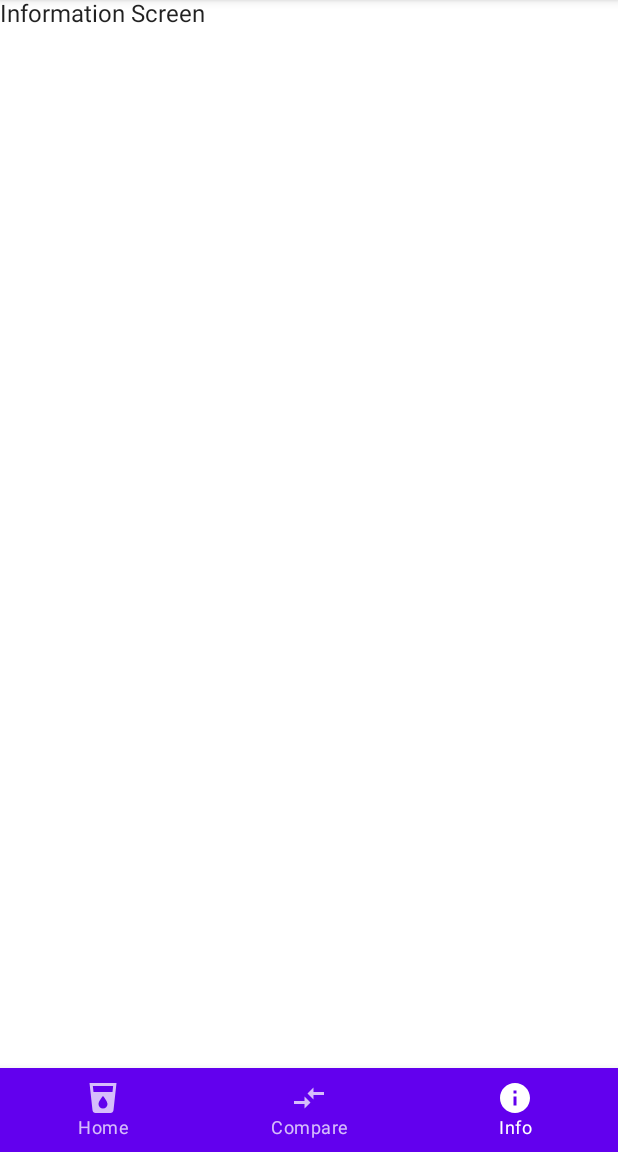
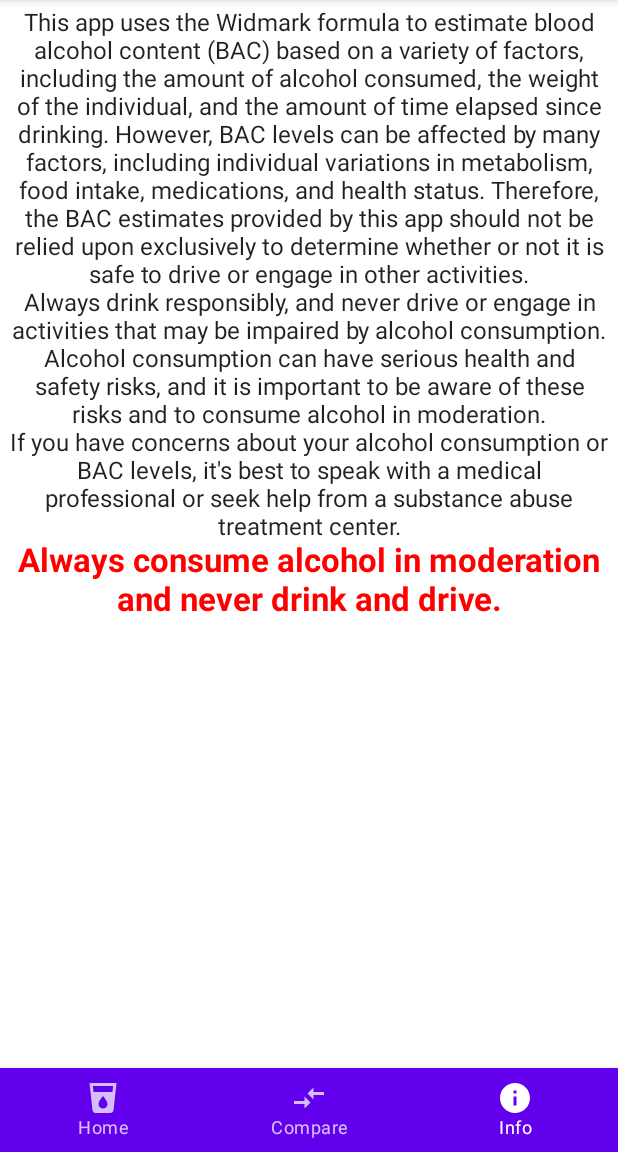
Before and after one commit to PortalFanCode/Alcometer-Application, an Android app built with Jetpack Compose: the screen it shows after launch (MainActivity), item 3 of the bottom bar chosen, on a phone screen of 412 x 824 dp, the part 84-1236 px from its top. Run offline under Robolectric (Android 15) with nearby library versions, the phone set to English and light mode, and no system bars.

Commit message:
Moved screens to different files and modified InfoScreen

```diff
--- /dev/null
+++ b/app/src/main/java/com/example/alcometer/CompareScreen.kt
@@ -0,0 +1,9 @@
+package com.example.alcometer
+
+import androidx.compose.material.Text
+import androidx.compose.runtime.Composable
+
+@Composable
+fun CompareScreen() {
+    Text(text = "Compare")
+}
--- /dev/null
+++ b/app/src/main/java/com/example/alcometer/HomeScreen.kt
@@ -0,0 +1,9 @@
+package com.example.alcometer
+
+import androidx.compose.material.Text
+import androidx.compose.runtime.Composable
+
+@Composable
+fun HomeScreen() {
+    Text(text = "Home")
+}
--- /dev/null
+++ b/app/src/main/java/com/example/alcometer/InfoScreen.kt
@@ -0,0 +1,31 @@
+package com.example.alcometer
+
+import androidx.compose.foundation.layout.Column
+import androidx.compose.foundation.layout.padding
+import androidx.compose.material.MaterialTheme
+import androidx.compose.material.Text
+import androidx.compose.runtime.Composable
+import androidx.compose.ui.Modifier
+import androidx.compose.ui.graphics.Color
+import androidx.compose.ui.res.stringResource
+import androidx.compose.ui.text.font.FontWeight
+import androidx.compose.ui.text.style.TextAlign
+import androidx.compose.ui.unit.dp
+import androidx.compose.ui.unit.sp
+
+@Composable
+fun InfoScreen() {
+    Column(modifier = Modifier.padding(6.dp)) {
+        Text(
+            text = stringResource(R.string.informationDisclaimer),
+            textAlign = TextAlign.Center
+        )
+        Text(
+            text = stringResource(R.string.informationAlcoholDisclaimer),
+            textAlign = TextAlign.Center,
+            fontWeight = FontWeight.Bold,
+            fontSize = 22.sp,
+            color = Color.Red
+        )
+    }
+}
--- a/app/src/main/java/com/example/alcometer/MainActivity.kt
+++ b/app/src/main/java/com/example/alcometer/MainActivity.kt
@@ -64,7 +64,7 @@ fun MyNavController(navController: NavHostController) {
 @Composable
 fun MyApp() {
     val navController = rememberNavController()
-    Scaffold(topBar = { TopAppBar { Text(text = "Alcometer") } },
+    Scaffold(topBar = { TopAppBar (backgroundColor = MaterialTheme.colors.primary) { Text(text = "Alcometer") } },
         content = { MyNavController(navController = navController) },
         bottomBar = { MyBottomNavigation(navController) })
 }
@@ -77,7 +77,7 @@ fun MyBottomNavigation(navController: NavController) {
         TabItem("Compare", Icons.Filled.CompareArrows, "Arrows facing each other icon", "Compare"),
         TabItem("Info", Icons.Filled.Info, "Icon with the letter I for Information", "Info")
     )
-    BottomNavigation {
+    BottomNavigation (backgroundColor = MaterialTheme.colors.primary) {
         items.forEachIndexed { index, item ->
             BottomNavigationItem(selected = selectedItem == index,
                 onClick = {
@@ -90,20 +90,6 @@ fun MyBottomNavigation(navController: NavController) {
     }
 }
 
-@Composable
-fun HomeScreen() {
-    Text(text = "Home")
-}
-
-@Composable
-fun CompareScreen() {
-    Text(text = "Compare")
-}
-
-@Composable
-fun InfoScreen() {
-    Text(text = "Information Screen")
-}
 
 @Preview(showBackground = true)
 @Composable
--- a/app/src/main/java/com/example/alcometer/ui/theme/Theme.kt
+++ b/app/src/main/java/com/example/alcometer/ui/theme/Theme.kt
@@ -7,7 +7,7 @@ import androidx.compose.material.lightColors
 import androidx.compose.runtime.Composable
 
 private val DarkColorPalette = darkColors(
-    primary = Purple500,
+    primary = Purple200,
     primaryVariant = Purple700,
     secondary = Teal200
 )
--- a/app/src/main/res/values/strings.xml
+++ b/app/src/main/res/values/strings.xml
@@ -1,3 +1,5 @@
 <resources>
     <string name="app_name">Alcometer</string>
+    <string name="informationDisclaimer">This app uses the Widmark formula to estimate blood alcohol content (BAC) based on a variety of factors, including the amount of alcohol consumed, the weight of the individual, and the amount of time elapsed since drinking. However, BAC levels can be affected by many factors, including individual variations in metabolism, food intake, medications, and health status. Therefore, the BAC estimates provided by this app should not be relied upon exclusively to determine whether or not it is safe to drive or engage in other activities.\nAlways drink responsibly, and never drive or engage in activities that may be impaired by alcohol consumption. Alcohol consumption can have serious health and safety risks, and it is important to be aware of these risks and to consume alcohol in moderation.\nIf you have concerns about your alcohol consumption or BAC levels, it\'s best to speak with a medical professional or seek help from a substance abuse treatment center.</string>
+    <string name="informationAlcoholDisclaimer">Always consume alcohol in moderation and never drink and drive.</string>
 </resources>
```
